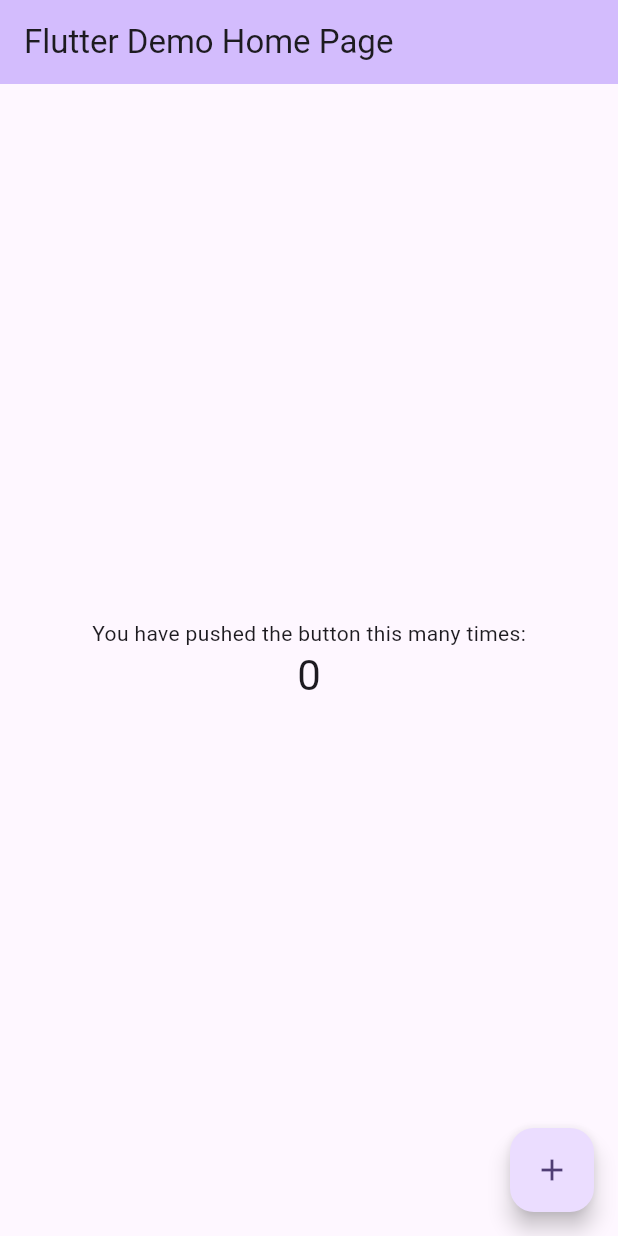
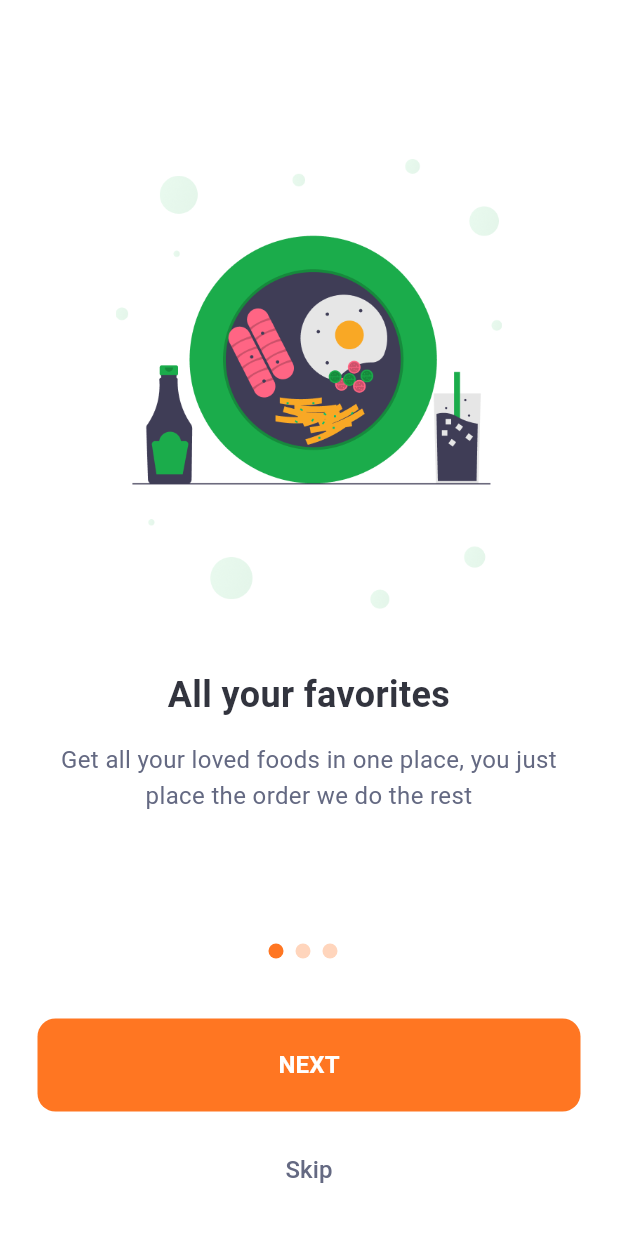
Before and after one commit to mhrahatulislamcse/projectf, a Flutter app: the screen it shows after launch, on a phone screen of 412 x 824 dp. Run offline on Flutter 3.47's test engine with Material 3 defaults, Android fonts, the phone set to English and light mode, and no system bars; our stand-ins replace get; Roboto replaces fonts that are missing (Poppins).

Commit message:
init commit splash

```diff
--- /dev/null
+++ b/lib/features/splash/presentation/pages/onboarding_Page.dart
@@ -0,0 +1,171 @@
+import 'package:flutter/material.dart';
+
+class OnboardingPage extends StatefulWidget {
+  const OnboardingPage({super.key});
+
+  @override
+  State<OnboardingPage> createState() => _OnboardingPageState();
+}
+
+class _OnboardingPageState extends State<OnboardingPage> {
+  final PageController _controller = PageController();
+  int currentIndex = 0;
+
+  final List<Map<String, String>> data = [
+    {
+      "image": "assets/images/on_boarding_images/onboarding1.png",
+      "title": "All your favorites",
+      "subtitle": "Get all your loved foods in one place, you just place the order we do the rest"
+    },
+    {
+      "image": "assets/images/on_boarding_images/onboarding2.png",
+      "title": "Order from chosen chef",
+      "subtitle": "Get all your loved foods in one place, you just place the order we do the rest"
+    },
+    {
+      "image": "assets/images/on_boarding_images/onboarding3.png",
+      "title": "Free delivery offers",
+      "subtitle": "Get all your loved foods in one place, you just place the order we do the rest"
+    },
+  ];
+
+  @override
+  Widget build(BuildContext context) {
+    return Scaffold(
+      backgroundColor: Colors.white,
+      body: SafeArea(
+        child: Padding(
+          padding: const EdgeInsets.symmetric(horizontal: 25, vertical: 20),
+          child: Column(
+            children: [
+              Expanded(
+                child: PageView.builder(
+                  controller: _controller,
+                  itemCount: data.length,
+                  onPageChanged: (index) {
+                    setState(() {
+                      currentIndex = index;
+                    });
+                  },
+                  itemBuilder: (_, index) {
+                    return Column(
+                      mainAxisAlignment: MainAxisAlignment.center,
+                      children: [
+                        // Image
+                        Image.asset(
+                          data[index]["image"]!,
+                          height: 300,
+                          fit: BoxFit.contain,
+                        ),
+                        const SizedBox(height: 40),
+                        // Title
+                        Text(
+                          data[index]["title"]!,
+                          style: const TextStyle(
+                            fontSize: 24,
+                            fontWeight: FontWeight.bold,
+                            color: Color(0xFF32343E),
+                          ),
+                          textAlign: TextAlign.center,
+                        ),
+                        const SizedBox(height: 15),
+                        // Subtitle
+                        Text(
+                          data[index]["subtitle"]!,
+                          textAlign: TextAlign.center,
+                          style: const TextStyle(
+                            fontSize: 16,
+                            color: Color(0xFF646982),
+                            height: 1.5,
+                          ),
+                        ),
+                      ],
+                    );
+                  },
+                ),
+              ),
+
+              // Dot Indicator
+              Row(
+                mainAxisAlignment: MainAxisAlignment.center,
+                children: List.generate(
+                  data.length,
+                  (index) => buildDot(index, context),
+                ),
+              ),
+              const SizedBox(height: 40),
+
+              // Next/Get Started Button
+              SizedBox(
+                width: double.infinity,
+                height: 62,
+                child: ElevatedButton(
+                  onPressed: () {
+                    if (currentIndex == data.length - 1) {
+                      // Navigate to Login/Home
+                    } else {
+                      _controller.nextPage(
+                        duration: const Duration(milliseconds: 300),
+                        curve: Curves.easeIn,
+                      );
+                    }
+                  },
+                  style: ElevatedButton.styleFrom(
+                    backgroundColor: const Color(0xFFFF7622), // Orange color from image
+                    shape: RoundedRectangleBorder(
+                      borderRadius: BorderRadius.circular(12),
+                    ),
+                    elevation: 0,
+                  ),
+                  child: Text(
+                    currentIndex == data.length - 1 ? "GET STARTED" : "NEXT",
+                    style: const TextStyle(
+                      fontSize: 16,
+                      fontWeight: FontWeight.bold,
+                      color: Colors.white,
+                    ),
+                  ),
+                ),
+              ),
+              const SizedBox(height: 15),
+
+              // Skip Button
+              TextButton(
+                onPressed: () {
+                  // সরাসরি শেষ পেজে নিয়ে যাবে
+                  _controller.animateToPage(
+                    data.length - 1,
+                    duration: const Duration(milliseconds: 400),
+                    curve: Curves.easeInOut,
+                  );
+                },
+                child: const Text(
+                  "Skip",
+                  style: TextStyle(
+                    fontSize: 16,
+                    color: Color(0xFF646982),
+                  ),
+                ),
+              ),
+            ],
+          ),
+        ),
+      ),
+    );
+  }
+
+  // Dot Indicator Builder
+  Widget buildDot(int index, BuildContext context) {
+    return Container(
+      height: 10,
+      width: 10,
+      margin: const EdgeInsets.only(right: 8),
+      decoration: BoxDecoration(
+        borderRadius: BorderRadius.circular(20),
+        color: currentIndex == index
+            ? const Color(0xFFFF7622)
+            : const Color(0xFFFFD5BC),
+      ),
+    );
+  }
+}
--- a/lib/main.dart
+++ b/lib/main.dart
@@ -1,4 +1,7 @@
 import 'package:flutter/material.dart';
+import 'package:projectf/util/theme/theme.dart';
+
+import 'features/splash/presentation/splash_viewmodel.dart';
 
 void main() {
   runApp(const MyApp());
@@ -11,60 +14,10 @@ class MyApp extends StatelessWidget {
   Widget build(BuildContext context) {
     return MaterialApp(
       debugShowCheckedModeBanner: false,
-      title: 'Flutter Demo',
-      theme: ThemeData(
-        colorScheme: ColorScheme.fromSeed(seedColor: Colors.deepPurple),
-        useMaterial3: true,
-      ),
-      home: const MyHomePage(title: 'Flutter Demo Home Page'),
+      themeMode: ThemeMode.system,
+      theme: TAppTheme.lightTheme,
+      darkTheme: TAppTheme.darkTheme,
+      home: const SplashView(),
     );
   }
 }
-
-class MyHomePage extends StatefulWidget {
-  const MyHomePage({super.key, required this.title});
-
-  final String title;
-
-  @override
-  State<MyHomePage> createState() => _MyHomePageState();
-}
-
-class _MyHomePageState extends State<MyHomePage> {
-  int _counter = 0;
-
-  void _incrementCounter() {
-    setState(() {
-      _counter++;
-    });
-  }
-
-  @override
-  Widget build(BuildContext context) {
-    return Scaffold(
-      appBar: AppBar(
-        backgroundColor: Theme.of(context).colorScheme.inversePrimary,
-        title: Text(widget.title),
-      ),
-      body: Center(
-        child: Column(
-          mainAxisAlignment: MainAxisAlignment.center,
-          children: <Widget>[
-            const Text(
-              'You have pushed the button this many times:',
-            ),
-            Text(
-              '$_counter',
-              style: Theme.of(context).textTheme.headlineMedium,
-            ),
-          ],
-        ),
-      ),
-      floatingActionButton: FloatingActionButton(
-        onPressed: _incrementCounter,
-        tooltip: 'Increment',
-        child: const Icon(Icons.add),
-      ),
-    );
-  }
-}
```
Also changed, not shown: lib/features/splash/presentation/splash_viewmodel.dart (added, +47 -0 lines), pubspec.yaml (+9 -1 lines), splash.yaml (added, +40 -0 lines), pubspec.lock.
